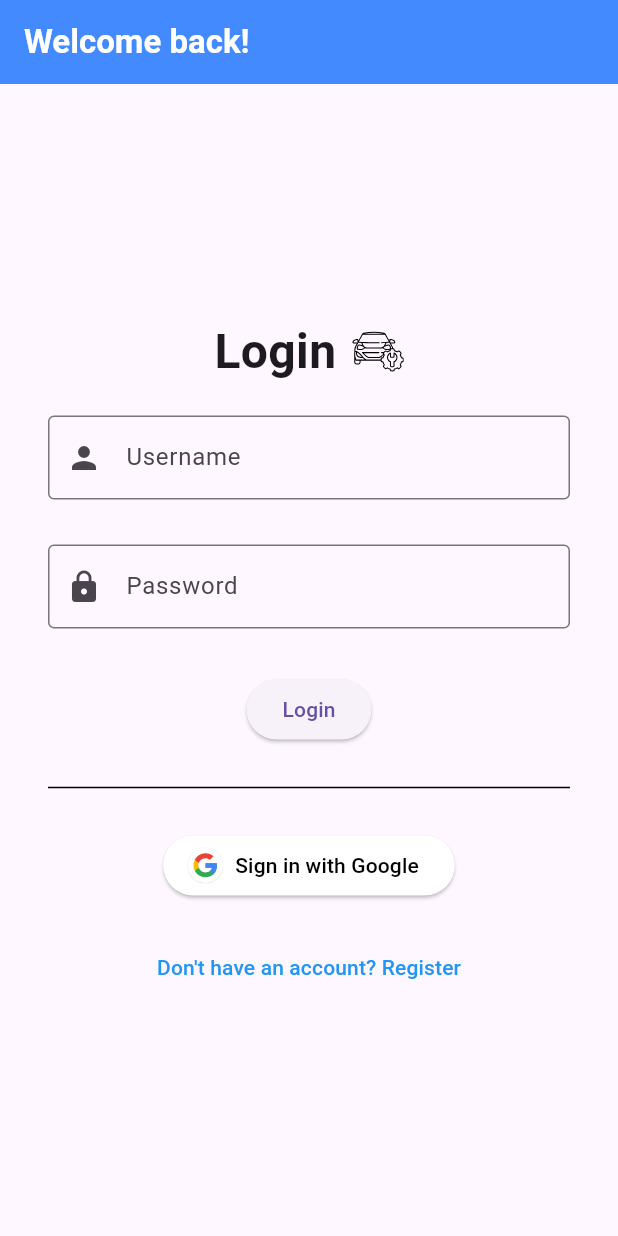
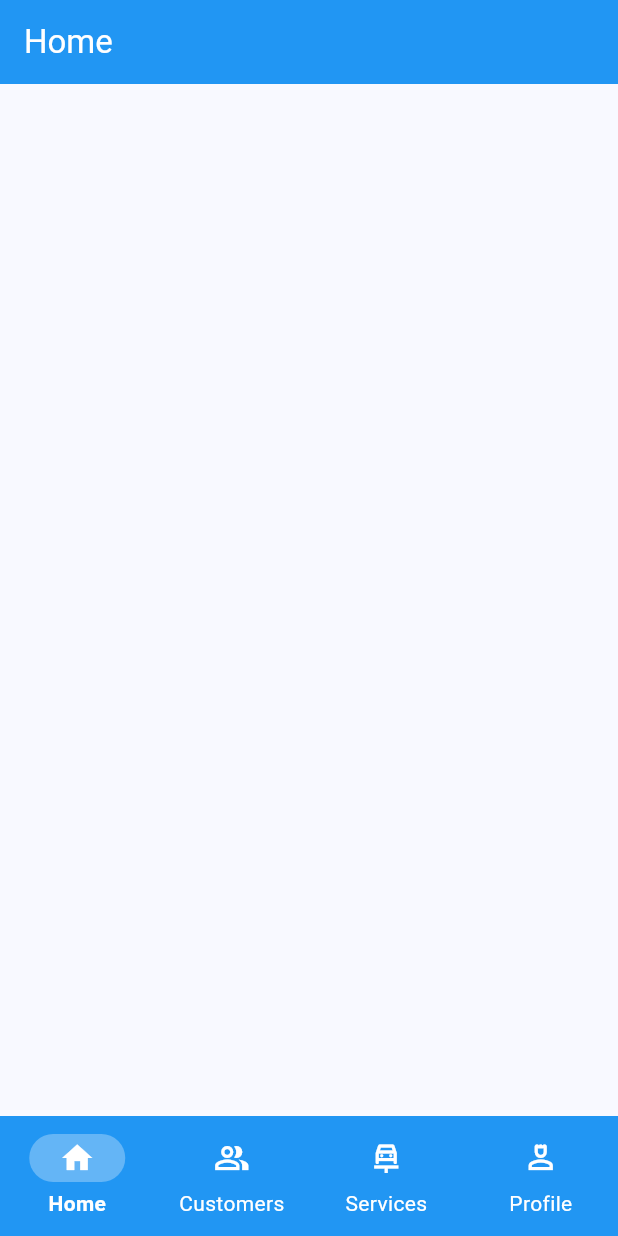
Before and after one commit to lectrom447/proyecto_taller_pm, a Flutter app: the screen it shows after launch, on a phone screen of 412 x 824 dp. Run offline on Flutter 3.47's test engine with Material 3 defaults, Android fonts, the phone set to English and light mode, and no system bars; our stand-ins replace firebase_core, flutter_svg; accounts and stored records are empty.

Commit message:
Added Home Page

```diff
--- /dev/null
+++ b/proyectoprogramovil/lib/components/home_page/home_appbar.dart
@@ -0,0 +1,13 @@
+import 'package:flutter/material.dart';
+
+class HomeAppbar extends StatelessWidget implements PreferredSizeWidget {
+  const HomeAppbar({super.key});
+
+  @override
+  Widget build(BuildContext context) {
+    return AppBar(title: Text('Home'));
+  }
+
+  @override
+  Size get preferredSize => Size.fromHeight(kToolbarHeight);
+}
--- a/proyectoprogramovil/lib/main.dart
+++ b/proyectoprogramovil/lib/main.dart
@@ -1,7 +1,7 @@
 import 'package:firebase_core/firebase_core.dart';
 import 'package:flutter/material.dart';
 import 'package:proyectoprogramovil/firebase_options.dart';
-import 'package:proyectoprogramovil/pages/login_page.dart';
+import 'package:proyectoprogramovil/pages/pages.dart';
 
 void main() async {
   WidgetsFlutterBinding.ensureInitialized();
@@ -16,12 +16,29 @@ class MyApp extends StatelessWidget {
   Widget build(BuildContext context) {
     return MaterialApp(
       theme: ThemeData(
+        colorScheme: ColorScheme.fromSeed(seedColor: Colors.blue.shade500),
         appBarTheme: AppBarTheme(
-          backgroundColor: Colors.blueAccent,
+          backgroundColor: Colors.blue.shade500,
           foregroundColor: Colors.white,
         ),
+        navigationBarTheme: NavigationBarThemeData(
+          backgroundColor: Colors.blue.shade500,
+          indicatorColor: Colors.blue.shade300,
+          iconTheme: WidgetStateProperty.fromMap({
+            WidgetState.selected: IconThemeData(color: Colors.white),
+            WidgetState.any: IconThemeData(color: Colors.white),
+          }),
+          labelTextStyle: WidgetStateProperty.fromMap({
+            WidgetState.selected: TextStyle(
+              // color: Colors.blue.shade100,
+              color: Colors.white,
+              fontWeight: FontWeight.w600,
+            ),
+            WidgetState.any: TextStyle(color: Colors.white),
+          }),
+        ),
       ),
-      home: const LoginPage(),
+      home: const HomePage(),
     );
   }
 }
--- /dev/null
+++ b/proyectoprogramovil/lib/pages/home_page.dart
@@ -0,0 +1,72 @@
+import 'package:flutter/material.dart';
+import 'package:proyectoprogramovil/components/home_page/customers_appbar.dart';
+import 'package:proyectoprogramovil/components/home_page/home_appbar.dart';
+import 'package:proyectoprogramovil/components/home_page/profile_appbar.dart';
+import 'package:proyectoprogramovil/components/home_page/services_appbar.dart';
+
+class HomePage extends StatefulWidget {
+  const HomePage({super.key});
+
+  @override
+  State<HomePage> createState() => _HomePageState();
+}
+
+class _HomePageState extends State<HomePage> {
+  int _activeIndex = 0;
+
+  void _handleDestinationChange(int index) {
+    setState(() {
+      _activeIndex = index;
+    });
+  }
+
+  @override
+  Widget build(BuildContext context) {
+    return Scaffold(
+      appBar:
+          <PreferredSizeWidget>[
+            HomeAppbar(),
+            CustomersAppbar(),
+            ServicesAppbar(),
+
+            ProfileAppbar(),
+          ][_activeIndex],
+      bottomNavigationBar: NavigationBar(
+        selectedIndex: _activeIndex,
+        onDestinationSelected: _handleDestinationChange,
+        destinations: [
+          NavigationDestination(
+            icon: Icon(Icons.home_outlined),
+            selectedIcon: Icon(Icons.home),
+            label: 'Home',
+          ),
+          NavigationDestination(
+            icon: Icon(Icons.people_alt_outlined),
+            selectedIcon: Icon(Icons.people_alt),
+            label: 'Customers',
+          ),
+          NavigationDestination(
+            icon: Icon(Icons.car_repair_outlined),
+            selectedIcon: Icon(Icons.car_repair),
+            label: 'Services',
+          ),
+          NavigationDestination(
+            icon: Icon(Icons.person_4_outlined),
+            selectedIcon: Icon(Icons.person_4),
+            label: 'Profile',
+          ),
+        ],
+      ),
+      // bottomNavigationBar: BottomNavigationBar(
+      //   // backgroundColor: Colors.white,
+      //   // unselectedItemColor: Colors.white,
+      //   items: [
+      //     BottomNavigationBarItem(icon: Icon(Icons.home), label: 'Hola'),
+      //     BottomNavigationBarItem(icon: Icon(Icons.home), label: 'Hola'),
+      //     BottomNavigationBarItem(icon: Icon(Icons.home), label: 'Hola'),
+      //     BottomNavigationBarItem(icon: Icon(Icons.home), label: 'Hola'),
+      //   ],
+      // ),
+    );
+  }
+}
--- /dev/null
+++ b/proyectoprogramovil/lib/pages/pages.dart
@@ -0,0 +1,3 @@
+export 'package:proyectoprogramovil/pages/home_page.dart';
+export 'package:proyectoprogramovil/pages/login_page.dart';
+export 'package:proyectoprogramovil/pages/register_page.dart';
```
Also changed, not shown: proyectoprogramovil/lib/components/home_page/customers_appbar.dart (added, +13 -0 lines), proyectoprogramovil/lib/components/home_page/profile_appbar.dart (added, +13 -0 lines), proyectoprogramovil/lib/components/home_page/services_appbar.dart (added, +36 -0 lines), proyectoprogramovil/lib/components/components.dart (added).
